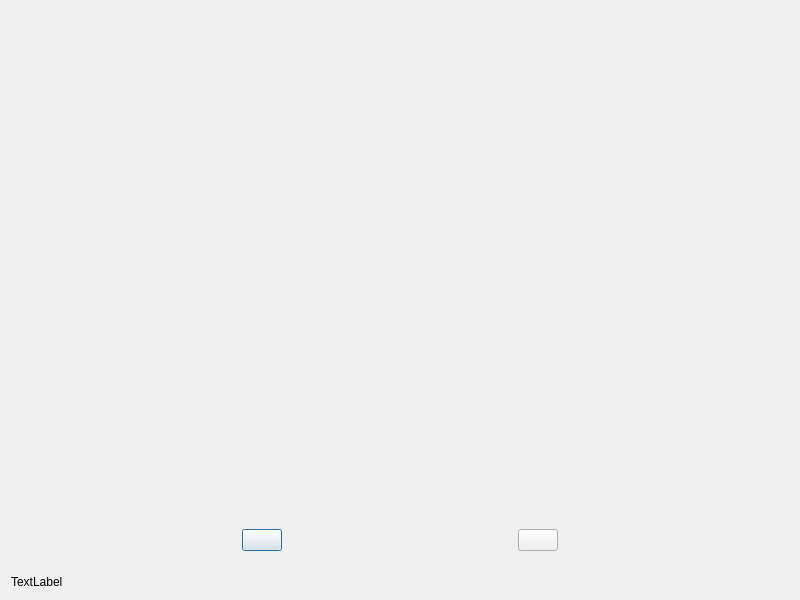
Before: the Qt Designer form windows/gamemode.ui in wen2ms/fight_the_landlord_client, drawn with Qt 5.
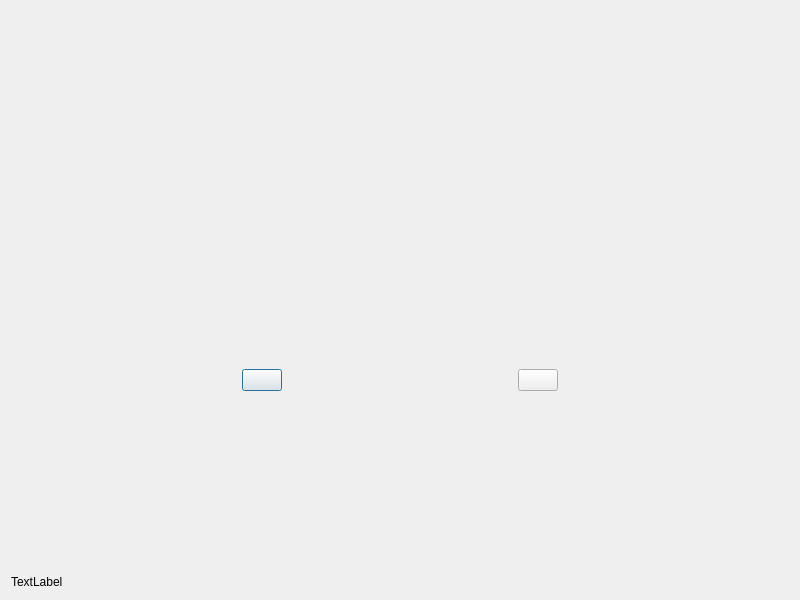
After: the same form once the commit is applied. The open tabs and pages were chosen to show the change.

Commit message: Bugfix: Spelling mistakes

Diff of the .ui file:
```diff
--- a/windows/gamemode.ui
+++ b/windows/gamemode.ui
@@ -39,6 +39,12 @@
          <layout class="QVBoxLayout" name="verticalLayout">
           <item>
            <widget class="QLabel" name="standalone_label">
+            <property name="sizePolicy">
+             <sizepolicy hsizetype="Preferred" vsizetype="Fixed">
+              <horstretch>0</horstretch>
+              <verstretch>0</verstretch>
+             </sizepolicy>
+            </property>
             <property name="text">
              <string/>
             </property>
@@ -72,6 +78,12 @@
          <layout class="QVBoxLayout" name="verticalLayout_2">
           <item>
            <widget class="QLabel" name="online_label">
+            <property name="sizePolicy">
+             <sizepolicy hsizetype="Preferred" vsizetype="Fixed">
+              <horstretch>0</horstretch>
+              <verstretch>0</verstretch>
+             </sizepolicy>
+            </property>
             <property name="text">
              <string/>
             </property>
```
The commit also changes 2 other files.
